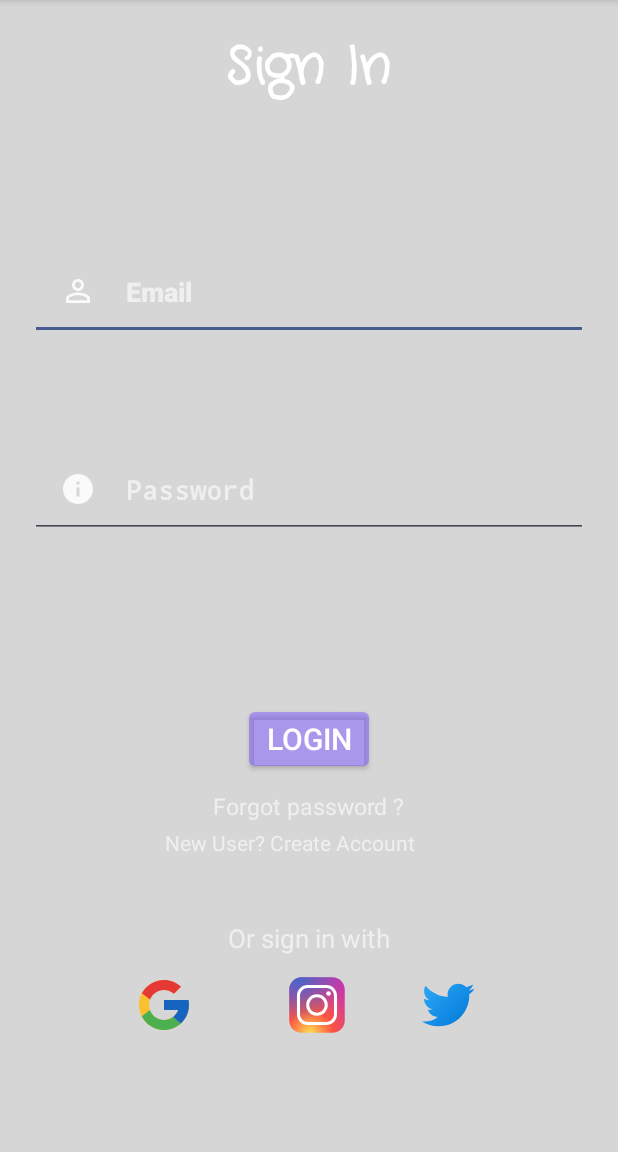
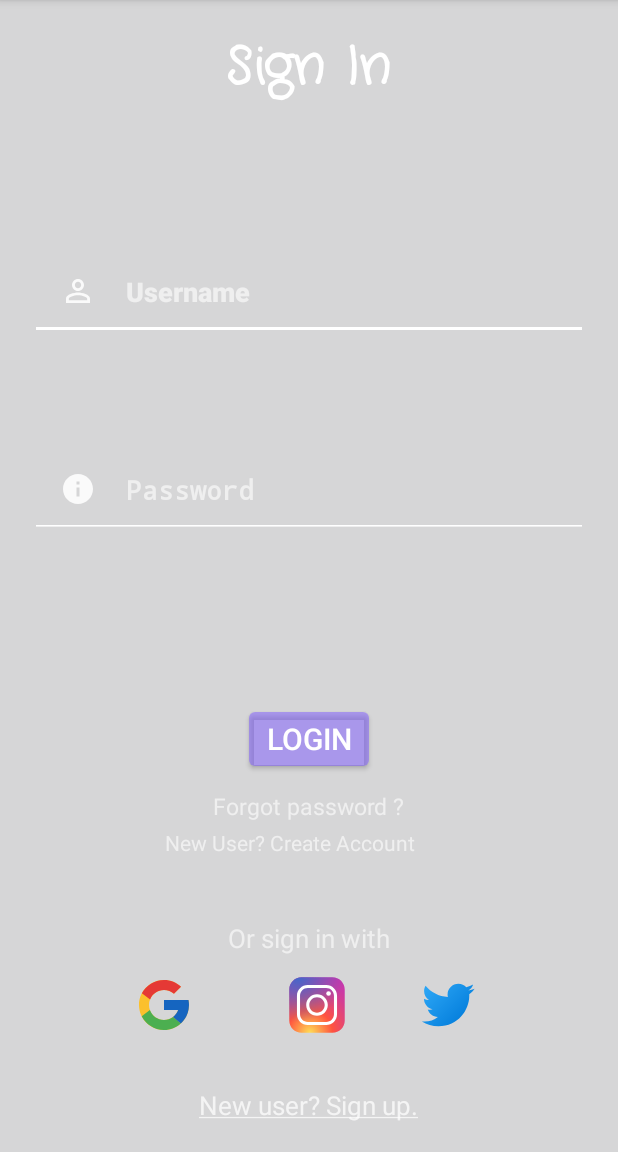
Before and after one commit to shubh-verma-19cs/Smart-To-Do, an Android app: the layout activity_log_in.xml on its own in the app's theme, with its tools: preview values and no code run, on a phone screen of 412 x 824 dp, the part 84-1236 px from its top. Run offline under Robolectric (Android 15) with nearby library versions, the phone set to English and light mode, and no system bars.

Commit message:
UI improvements 1

```diff
--- a/app/src/main/res/layout/activity_forget_password.xml
+++ b/app/src/main/res/layout/activity_forget_password.xml
@@ -38,6 +38,7 @@
         android:layout_marginTop="88dp"
         android:layout_marginEnd="10dp"
         android:layout_marginBottom="10dp"
+        android:backgroundTint="@color/white"
         android:drawableLeft="@drawable/ic_baseline_person_outline_24"
         android:drawablePadding="20dp"
         android:hint="Email Id"
--- a/app/src/main/res/layout/activity_log_in.xml
+++ b/app/src/main/res/layout/activity_log_in.xml
@@ -31,10 +31,11 @@
         android:layout_marginEnd="20dp"
         android:drawableLeft="@drawable/ic_baseline_person_outline_24"
         android:drawablePadding="20dp"
-        android:hint="Email"
+        android:hint="Username"
         android:textColorHint="#9AFFFFFF"
         android:padding="20dp"
         android:textColor="@color/white"
+        android:backgroundTint="@color/white"
         android:textStyle="bold" />
 
     <EditText
@@ -42,10 +43,10 @@
         android:layout_width="match_parent"
         android:layout_height="wrap_content"
         android:layout_below="@id/email"
+        android:layout_marginStart="20dp"
         android:layout_marginTop="67dp"
+        android:layout_marginEnd="20dp"
         android:layout_marginBottom="10dp"
-        android:layout_marginStart="20dp"
-        android:layout_marginEnd="20dp"
         android:drawableLeft="@drawable/ic_baseline_info_24"
         android:drawablePadding="20dp"
         android:hint="Password"
@@ -53,6 +54,7 @@
         android:padding="20dp"
         android:textColor="@color/white"
         android:textColorHint="#99FFFFFF"
+        android:backgroundTint="@color/white"
         android:textStyle="bold" />
 
     <Button
@@ -134,17 +136,17 @@
         android:layout_marginEnd="86dp"
         android:src="@drawable/tw" />
 
-<!--    <TextView-->
-<!--        android:layout_width="wrap_content"-->
-<!--        android:layout_height="wrap_content"-->
-<!--        android:layout_centerHorizontal="true"-->
-<!--        android:id="@+id/register_text"-->
-<!--        android:layout_below="@id/inst_icon"-->
-<!--        android:text="@string/new_sign"-->
-<!--        android:layout_marginTop="30dp"-->
-<!--        android:textColor="#BAFFFFFF"-->
-<!--        android:textSize="17dp"-->
-<!--        />-->
+    <TextView
+        android:layout_width="wrap_content"
+        android:layout_height="wrap_content"
+        android:layout_centerHorizontal="true"
+        android:id="@+id/register_text"
+        android:layout_below="@id/inst_icon"
+        android:text="@string/new_sign"
+        android:layout_marginTop="30dp"
+        android:textColor="#BAFFFFFF"
+        android:textSize="17dp"
+        />
 
 
 </RelativeLayout>
--- a/app/src/main/res/layout/nav_header.xml
+++ b/app/src/main/res/layout/nav_header.xml
@@ -13,6 +13,7 @@
         android:layout_width="wrap_content"
         android:layout_height="wrap_content"
         android:src="@mipmap/ic_launcher_round"
+        android:background="@drawable/circleimage"
         android:id="@+id/prof_img"
         android:layout_gravity="center"/>
 
```
Also changed, not shown: app/src/main/res/drawable/circleimage.xml (added, +13 -0 lines), app/src/main/res/layout/activity_home.xml (+5 -5 lines), app/src/main/res/layout/activity_register.xml (+5 -4 lines).
